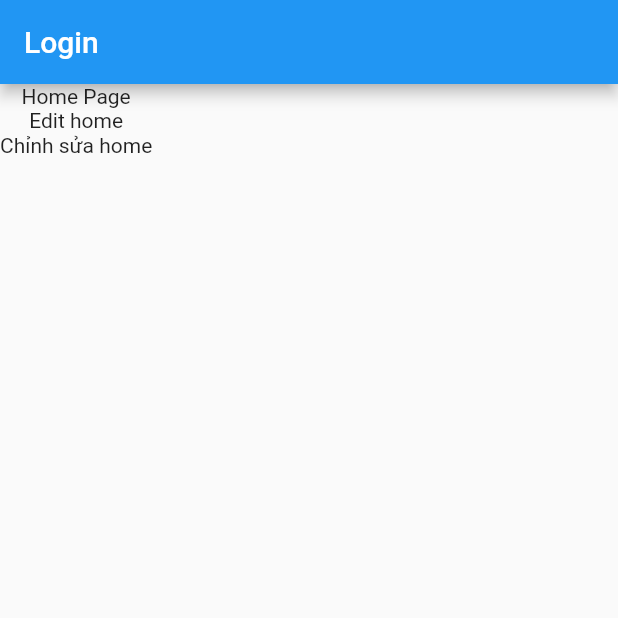
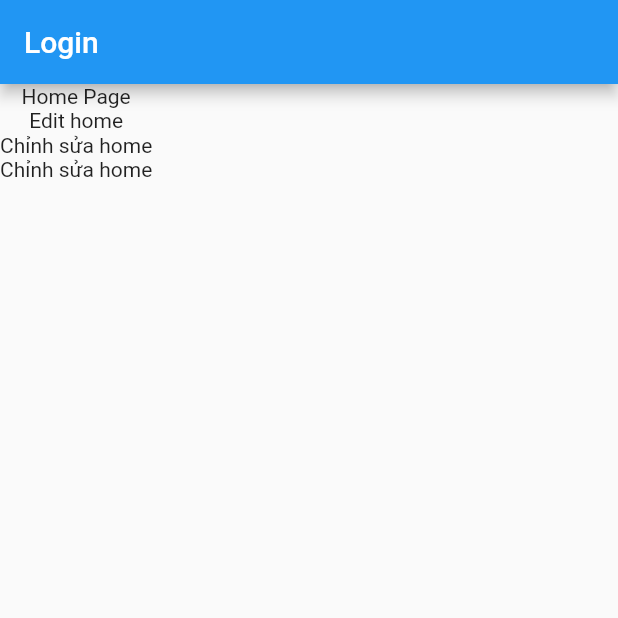
Before and after one commit to chieucold/project_home, a Flutter app: the screen it shows after launch, on a phone screen of 412 x 824 dp, the top half of it. Run offline on Flutter 3.47's test engine with Material 2 defaults, Android fonts, the phone set to English and light mode, and no system bars; our stand-ins replace get.

Commit message:
create develop

```diff
--- a/lib/feature/home/home_view.dart
+++ b/lib/feature/home/home_view.dart
@@ -15,6 +15,7 @@ class HomeView extends StatelessWidget {
           Text('Edit home'),
           SizedBox(height: 1,),
           Text('Chỉnh sửa home'),
+          Text('Chỉnh sửa home'),
         ],
       ),
     );
```
